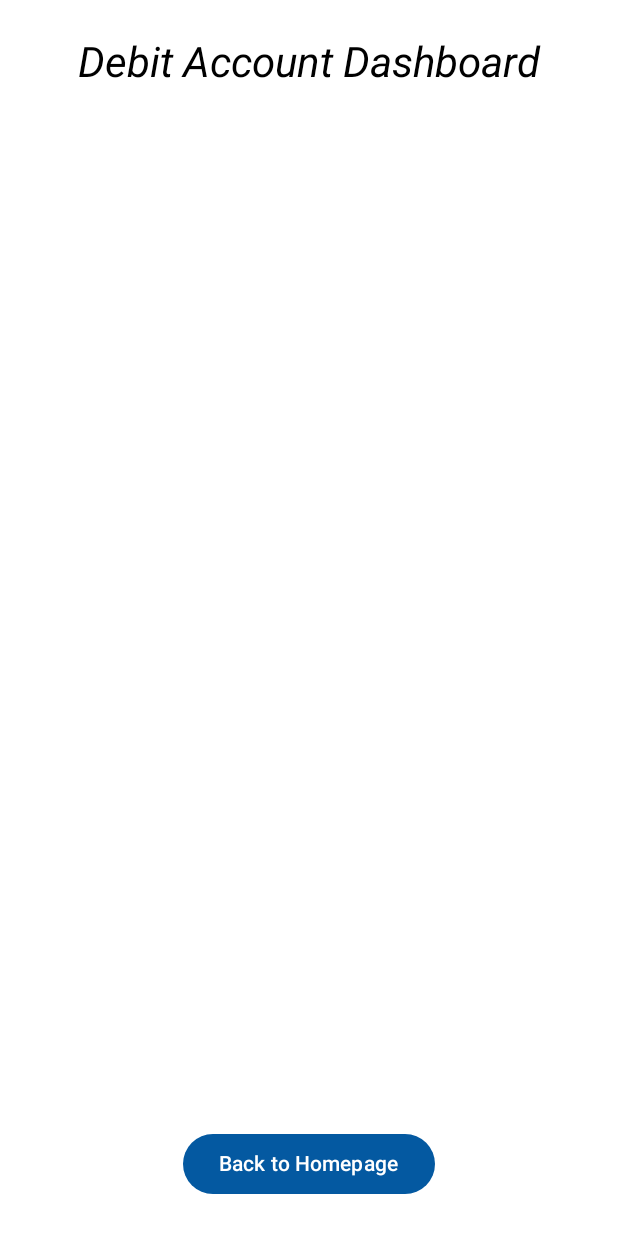
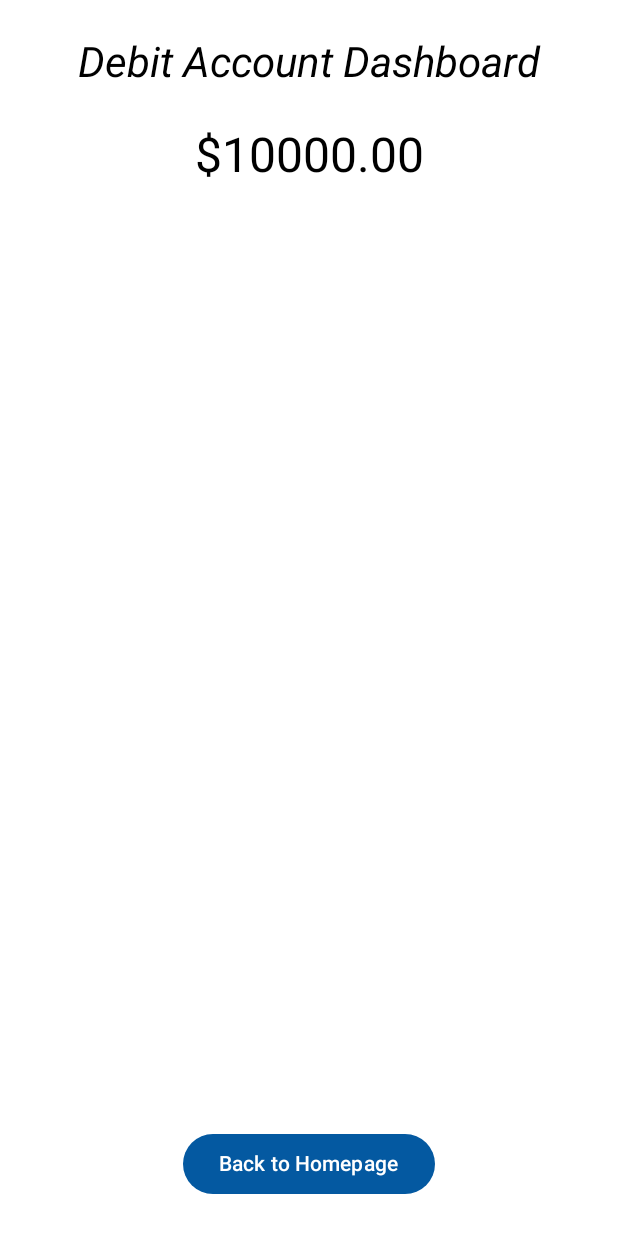
Before and after one commit to VaibhavCode28/BankAccountingProject, an Android app built with Jetpack Compose: the @Preview function DebitScreenPreview, on a phone screen of 412 x 824 dp. Shown: the top 1233 px of the screen. Run offline under Robolectric (Android 15) with nearby library versions, the phone set to English and light mode, and no system bars.

Commit message:
making UI of DebitScreen

```diff
--- a/app/src/main/java/com/example/bankaccountingproject/ui/theme/DebitScreen.kt
+++ b/app/src/main/java/com/example/bankaccountingproject/ui/theme/DebitScreen.kt
@@ -1,7 +1,7 @@
 package com.example.bankaccountingproject.ui.theme
 
 
-import android.R
+
 import androidx.compose.foundation.layout.*
 import androidx.compose.foundation.layout.Arrangement
 import androidx.compose.material3.*
@@ -26,7 +26,15 @@ fun DebitScreen(onBack: () -> Unit) {
             color = Color.Black,
             modifier = Modifier.padding(bottom = 24.dp),
             fontStyle = androidx.compose.ui.text.font.FontStyle.Italic
+
             )
+
+        Text(text = "$10000.00",
+            style = MaterialTheme.typography.headlineLarge,
+            color = Color.Black,
+            modifier = Modifier.padding(bottom = 24.dp),
+
+        )
 
         Spacer(modifier = Modifier.weight(1f))
 
```
